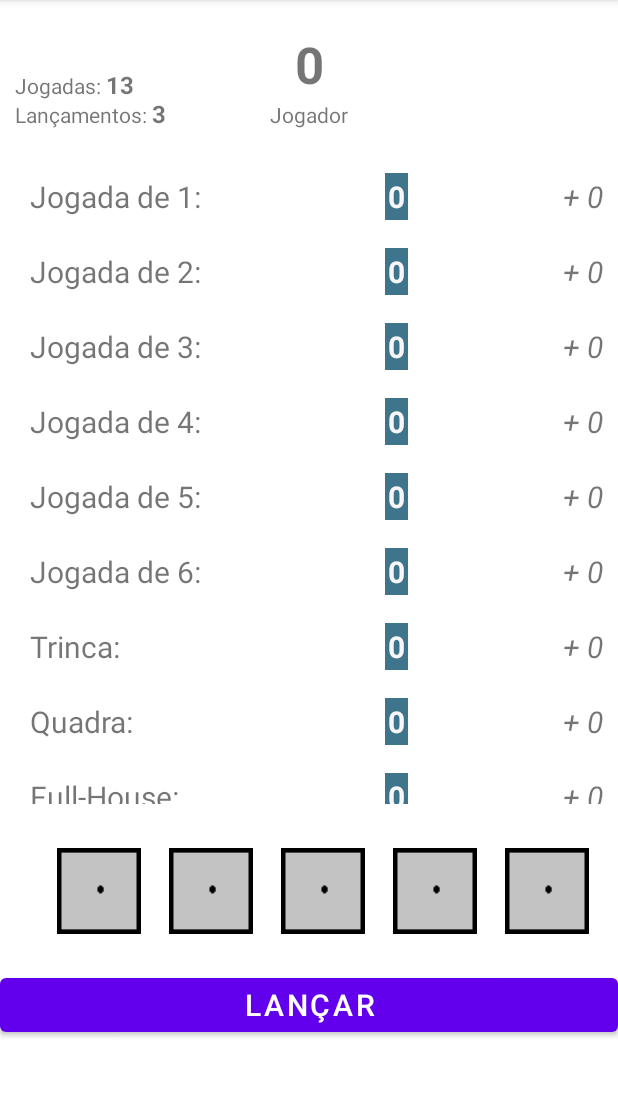
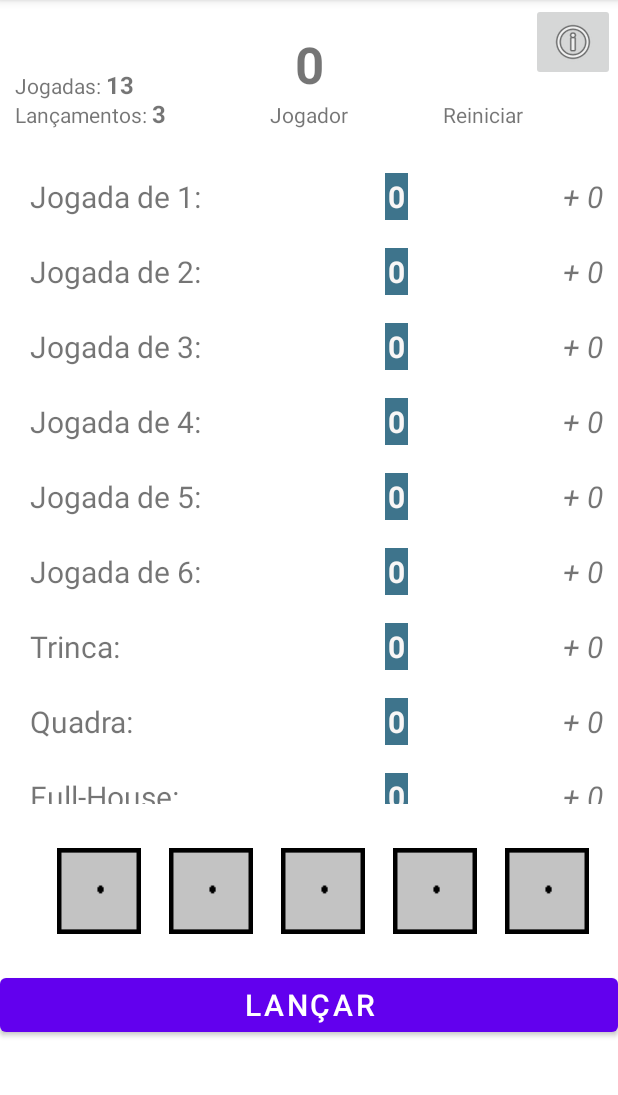
Before and after one commit to dduartevla/Yahtzee, an Android app: the screen it shows after launch (MainActivity), on a phone screen of 412 x 824 dp, the part 84-1179 px from its top. Run offline under Robolectric (Android 15) with nearby library versions, the phone set to English and light mode, and no system bars.

Commit message:
Reiniciar o Jogo funcionando.

```diff
--- a/app/src/main/java/ufjf/dcc/debora/yahtzee/Jogada.java
+++ b/app/src/main/java/ufjf/dcc/debora/yahtzee/Jogada.java
@@ -4,11 +4,13 @@ public class Jogada {
     private final String nome;
     private Integer pontos;
     private Integer visualisaPontos;
+    private boolean lancada;
 
-    public Jogada (String nome){
+    public Jogada (String nome, int pontos){
         this.nome = nome;
-        this.pontos = 0;
+        this.pontos = pontos;
         this.visualisaPontos = 0;
+        this.lancada = false;
     }
 
     public String getNome() {
@@ -26,4 +28,12 @@ public class Jogada {
     public void setVisualisaPontos(Integer pontos) {this.visualisaPontos = pontos;}
 
     public Integer getVisualisaPontos() {return this.visualisaPontos;}
+
+    public boolean isLancada() {
+        return lancada;
+    }
+
+    public void setLancada(boolean lancada) {
+        this.lancada = lancada;
+    }
 }
--- a/app/src/main/java/ufjf/dcc/debora/yahtzee/JogadaAdapter.java
+++ b/app/src/main/java/ufjf/dcc/debora/yahtzee/JogadaAdapter.java
@@ -82,8 +82,7 @@ public class JogadaAdapter extends RecyclerView.Adapter<JogadaAdapter.JogadaView
             itemView.setOnClickListener(new View.OnClickListener() {
                 @Override
                 public void onClick(View v) {
-                    listener.onJogadaClick(v,getAdapterPosition());
-
+                    listener.onJogadaClick(v,getAdapterPosition(),textViewCalculaPontos);
 
                 }
 
@@ -98,7 +97,7 @@ public class JogadaAdapter extends RecyclerView.Adapter<JogadaAdapter.JogadaView
     }
 
     public interface OnJogadaClickListener{
-        void onJogadaClick(View view,int position);
+        void onJogadaClick(View view,int position, TextView textView);
         void setCliclableView(View view, int position);
     }
 }
--- a/app/src/main/java/ufjf/dcc/debora/yahtzee/JogadasRepositorio.java
+++ b/app/src/main/java/ufjf/dcc/debora/yahtzee/JogadasRepositorio.java
@@ -28,13 +28,58 @@ public class JogadasRepositorio {
     private final String LANCAMENTOS_RESTANTES_KEY = "LANCAMENTOS_RESTANTES_KEY";
 
 
-    //esquece vou ter que fazer uma por uma
+
     public JogadasRepositorio(Context context){
         this.context = context;
         preferences = context.getSharedPreferences(PREFERENCES_NAME, Context.MODE_PRIVATE);
 
         setJogadasRestantes(13);
         setLancamentosRestantes(3);
+    }
+
+    //limparepositorio
+
+    public void limpaRepositorio(){
+
+        SharedPreferences.Editor editor = preferences.edit();
+        editor.clear();
+        editor.apply();
+        /*
+        setJogadasRestantes(13);
+        setLancamentosRestantes(3);
+        zeraPontos();
+
+
+
+        SharedPreferences.Editor editor = preferences.edit();
+        editor.putInt(JOGADA_DE_UM_KEY, 0);
+        editor.apply();
+        editor.putInt(JOGADA_DE_DOIS_KEY, 0);
+        editor.apply();
+        editor.putInt(JOGADA_DE_TRES_KEY, 0);
+        editor.apply();
+        editor.putInt(JOGADA_DE_QUATRO_KEY, 0);
+        editor.apply();
+        editor.putInt(JOGADA_DE_CINCO_KEY, 0);
+        editor.apply();
+        editor.putInt(JOGADA_DE_SEIS_KEY, 0);
+        editor.apply();
+        editor.putInt(TRINCA_KEY, 0);
+        editor.apply();
+        editor.putInt(QUADRA_KEY, 0);
+        editor.apply();
+        editor.putInt(FULLHOUSE_KEY, 0);
+        editor.apply();
+        editor.putInt(SEQUENCIA_ALTA_KEY, 0);
+        editor.apply();
+        editor.putInt(SEQUENCIA_BAIXA_KEY, 0);
+        editor.apply();
+        editor.putInt(GENERAL_KEY, 0);
+        editor.apply();
+
+         */
+
+
     }
 
     // gets
@@ -98,6 +143,12 @@ public class JogadasRepositorio {
 
 
     //Sets
+
+    public void zeraPontos(){
+        SharedPreferences.Editor editor = preferences.edit();
+        editor.putInt(PONTOS_KEY,0);
+        editor.apply();
+    }
 
     public  void setJogadasRestantes(int jogadasRestantes){
         SharedPreferences.Editor editor = preferences.edit();
--- a/app/src/main/java/ufjf/dcc/debora/yahtzee/MainActivity.java
+++ b/app/src/main/java/ufjf/dcc/debora/yahtzee/MainActivity.java
@@ -1,14 +1,17 @@
 package ufjf.dcc.debora.yahtzee;
 
+import androidx.appcompat.app.AlertDialog;
 import androidx.appcompat.app.AppCompatActivity;
 import androidx.recyclerview.widget.LinearLayoutManager;
 import androidx.recyclerview.widget.RecyclerView;
 
 import android.annotation.SuppressLint;
+import android.content.DialogInterface;
 import android.os.Bundle;
 import android.view.View;
 import android.widget.Button;
 import android.widget.TextView;
+import android.widget.Toast;
 
 import java.util.ArrayList;
 import java.util.List;
@@ -75,9 +78,11 @@ public class MainActivity extends AppCompatActivity {
         textViewJogadasRestantes.setText(repo.getJogadasRestantes().toString());
         textViewLancamentosRestantes.setText(repo.getLancamentosRestantes().toString());
 
-        criaJogadas();
+
         dados = new ArrayList<Dado>();
         iniciaDados();
+        setJogadasRepo();
+        criaJogadas();
 
         recyclerViewJogadas = findViewById(R.id.recyclerViewJogadas);
         recyclerViewDados = findViewById(R.id.recyclerViewDados);
@@ -118,7 +123,7 @@ public class MainActivity extends AppCompatActivity {
         //listener de Jogadas
         listenerJogadas = new JogadaAdapter.OnJogadaClickListener() {
             @Override
-            public void onJogadaClick(View view, int position) {
+            public void onJogadaClick(View view, int position, TextView textViewJ) {
 
                 repo.setLancamentosRestantes(3);
                 repo.decJogadasRestantes();
@@ -126,93 +131,110 @@ public class MainActivity extends AppCompatActivity {
                 textViewJogadasRestantes.setText(repo.getJogadasRestantes().toString());
 
                 iniciaDados(); //reinicia os dados, mas não muda as imagens
-                destravaDados(); //destrava os dados travados
-
-                //reinicia o recylerView dos dados
                 dadosAdapter = new DadosAdapter(dados,listenerDados);
                 recyclerViewDados.setAdapter(dadosAdapter);
 
-                if (viewClicked[position] == true){ // impede mais de um clicque na mesma jogada
-                    //lançar mensagem para usuário aqui
+                //reinicia o recylerView dos dados
+                dadosAdapter.notifyDataSetChanged();
+
+                if (jogadas.get(position).isLancada() == true){ // impede mais de um clicque na mesma jogada
+                    Toast.makeText(MainActivity.this,"Jogada já marcada!" ,Toast.LENGTH_SHORT).show();
                 } else {
-                    viewClicked[position] = true;
+                    jogadas.get(position).setLancada(true);
 
                     switch (position) {
                         case 0:
                             jogadas.get(position).setPontos(jogadaDeUm);
                             repo.setJogadaDeUm(jogadaDeUm);
                             repo.incPontos(jogadaDeUm);
+                            Toast.makeText(MainActivity.this,"Você marcou " + jogadaDeUm + " pontos na Jogada de Um." ,Toast.LENGTH_SHORT).show();
                             break;
 
                         case 1:
                             jogadas.get(position).setPontos(jogadaDeDois);
                             repo.setJogadaDeDois(jogadaDeDois);
                             repo.incPontos(jogadaDeDois);
+                            Toast.makeText(MainActivity.this,"Você marcou " + jogadaDeDois + " pontos na Jogada de Dois." ,Toast.LENGTH_SHORT).show();
                             break;
 
                         case 2:
                             jogadas.get(position).setPontos(jogadaDeTres);
                             repo.setJogadaDeTres(jogadaDeTres);
                             repo.incPontos(jogadaDeTres);
+                            Toast.makeText(MainActivity.this,"Você marcou " + jogadaDeTres + " pontos na Jogada de Três." ,Toast.LENGTH_SHORT).show();
                             break;
 
                         case 3:
                             jogadas.get(position).setPontos(jogadaDeQuatro);
                             repo.setJogadaDeQuatro(jogadaDeQuatro);
                             repo.incPontos(jogadaDeQuatro);
+                            Toast.makeText(MainActivity.this,"Você marcou " + jogadaDeQuatro + " pontos na Jogada de Quatro." ,Toast.LENGTH_SHORT).show();
                             break;
 
                         case 4:
                             jogadas.get(position).setPontos(jogadaDeCinco);
                             repo.setJogadaDeCinco(jogadaDeCinco);
                             repo.incPontos(jogadaDeCinco);
+                            Toast.makeText(MainActivity.this,"Você marcou " + jogadaDeCinco + " pontos na Jogada de Cinco." ,Toast.LENGTH_SHORT).show();
                             break;
 
                         case 5:
                             jogadas.get(position).setPontos(jogadaDeSeis);
                             repo.setJogadaDeSeis(jogadaDeSeis);
                             repo.incPontos(jogadaDeSeis);
+                            Toast.makeText(MainActivity.this,"Você marcou " + jogadaDeSeis + " pontos na Jogada de Seis." ,Toast.LENGTH_SHORT).show();
                             break;
 
                         case 6:
                             jogadas.get(position).setPontos(trinca);
                             repo.setTrinca(trinca);
                             repo.incPontos(trinca);
+                            Toast.makeText(MainActivity.this,"Você marcou " + trinca + " pontos na jagada Trinca." ,Toast.LENGTH_SHORT).show();
                             break;
 
                         case 7:
                             jogadas.get(position).setPontos(quadra);
                             repo.setQuadra(quadra);
                             repo.incPontos(quadra);
+                            Toast.makeText(MainActivity.this,"Você marcou " + quadra + " pontos na jogada Quadra." ,Toast.LENGTH_SHORT).show();
                             break;
 
                         case 8:
                             jogadas.get(position).setPontos(fullhouse);
                             repo.setFullhouse(fullhouse);
                             repo.incPontos(fullhouse);
+                            Toast.makeText(MainActivity.this,"Você marcou " + fullhouse + " pontos na jogada Full-House." ,Toast.LENGTH_SHORT).show();
                             break;
 
                         case 9:
                             jogadas.get(position).setPontos(sequenciaAlta);
                             repo.setSequenciaAlta(sequenciaAlta);
                             repo.incPontos(sequenciaAlta);
+                            Toast.makeText(MainActivity.this,"Você marcou " + sequenciaAlta + " pontos na jogada Sequência Alta." ,Toast.LENGTH_SHORT).show();
                             break;
 
                         case 10:
                             jogadas.get(position).setPontos(sequenciaBaixa);
                             repo.setSequenciaBaixa(sequenciaBaixa);
                             repo.incPontos(sequenciaBaixa);
+                            Toast.makeText(MainActivity.this,"Você marcou " + sequenciaBaixa + " pontos na jogada Sequência Baixa." ,Toast.LENGTH_SHORT).show();
                             break;
 
                         case 11:
                             jogadas.get(position).setPontos(general);
                             repo.setGeneral(general);
                             repo.incPontos(general);
+                            Toast.makeText(MainActivity.this,"Você marcou " + general + " pontos na jogada General." ,Toast.LENGTH_SHORT).show();
                             break;
                     }
+
                     textViewPontos.setText(repo.getPontos().toString());
+                    textViewJ.setText("X");
                     jogadaAdapter.notifyItemChanged(position);
                     jogadaAdapter.setClickable(false);
+                    if (repo.getJogadasRestantes() == 0){
+                        reinicia();
+                    }
                 }
 
             }
@@ -226,6 +248,66 @@ public class MainActivity extends AppCompatActivity {
 
         jogadaAdapter = new JogadaAdapter(jogadas,listenerJogadas);
         recyclerViewJogadas.setAdapter(jogadaAdapter);
+
+    }
+
+    public void setJogadasRepo(){
+         jogadaDeUm = repo.getJogadaDeUm();
+         jogadaDeDois = repo.getJogadaDeDois();
+         jogadaDeTres = repo.getJogadaDeTres();
+         jogadaDeQuatro = repo.getJogadaDeQuatro();
+         jogadaDeCinco = repo.getJogadaDeCinco();
+         jogadaDeSeis = repo.getJogadaDeSeis();
+         trinca = repo.getTrinca();
+         quadra = repo.getQuadra();
+         fullhouse = repo.getFullhouse();
+         sequenciaAlta = repo.getSequenciaAlta();
+         sequenciaBaixa = repo.getSequenciaBaixa();
+         general = repo.getGeneral();
+
+    }
+
+    public void botaoReiniciarClick(View view){
+        reinicia();
+    }
+
+    public void reinicia(){
+        AlertDialog.Builder dialogBuilder = new AlertDialog.Builder(this);
+        dialogBuilder.setTitle("Reiniciar o Jogo");
+        dialogBuilder.setMessage("Deseja reiniciar o jogo?");
+        dialogBuilder.setPositiveButton("Reiniciar",
+                new DialogInterface.OnClickListener() {
+                    @Override
+                    public void onClick(DialogInterface dialog, int which) {
+                        iniciaJogo();
+                    }
+                }
+        );
+        dialogBuilder.create();
+        dialogBuilder.show();
+    }
+
+    private void iniciaJogo(){
+        repo.limpaRepositorio();
+        System.out.println(repo.getJogadaDeUm());
+        jogadas.clear();
+        setJogadasRepo();
+        criaJogadas();
+        dados.clear();
+        iniciaDados();
+
+
+        jogadaAdapter = new JogadaAdapter(jogadas,listenerJogadas);
+        recyclerViewJogadas.setAdapter(jogadaAdapter);
+
+        textViewJogadasRestantes.setText(repo.getJogadasRestantes().toString());
+        textViewLancamentosRestantes.setText(repo.getLancamentosRestantes().toString());
+        textViewPontos.setText(repo.getPontos().toString());
+
+
+        if (jogadaAdapter.getClickable() == false){
+            jogadaAdapter.setClickable(true);
+        }
 
     }
 
@@ -267,18 +349,18 @@ public class MainActivity extends AppCompatActivity {
     public void criaJogadas(){
         jogadas = new ArrayList<Jogada>();
 
-        jogadas.add(new Jogada("Jogada de 1: "));
-        jogadas.add(new Jogada("Jogada de 2: "));
-        jogadas.add(new Jogada("Jogada de 3: "));
-        jogadas.add(new Jogada("Jogada de 4: "));
-        jogadas.add(new Jogada("Jogada de 5: "));
-        jogadas.add(new Jogada("Jogada de 6: "));
-        jogadas.add(new Jogada("Trinca: "));
-        jogadas.add(new Jogada("Quadra: "));
-        jogadas.add(new Jogada("Full-House: "));
-        jogadas.add(new Jogada("Sequencia Alta: "));
-        jogadas.add(new Jogada("Sequencia Baixa: "));
-        jogadas.add(new Jogada("General: "));
+        jogadas.add(new Jogada("Jogada de 1: ", jogadaDeUm));
+        jogadas.add(new Jogada("Jogada de 2: ", jogadaDeDois));
+        jogadas.add(new Jogada("Jogada de 3: ", jogadaDeTres));
+        jogadas.add(new Jogada("Jogada de 4: ", jogadaDeQuatro));
+        jogadas.add(new Jogada("Jogada de 5: ", jogadaDeCinco));
+        jogadas.add(new Jogada("Jogada de 6: ", jogadaDeSeis));
+        jogadas.add(new Jogada("Trinca: ", trinca));
+        jogadas.add(new Jogada("Quadra: ", quadra));
+        jogadas.add(new Jogada("Full-House: ", fullhouse));
+        jogadas.add(new Jogada("Sequencia Alta: ", sequenciaAlta));
+        jogadas.add(new Jogada("Sequencia Baixa: ", sequenciaBaixa));
+        jogadas.add(new Jogada("General: ", general));
 
         //sharedpreferences aqui testa null no início
 
@@ -350,9 +432,7 @@ public class MainActivity extends AppCompatActivity {
             jogadas.get(11).setVisualisaPontos(general);
 
             //apresenta os pontos para visualização para o usuário
-            for (int i=0; i<jogadas.size(); i++){
-                jogadaAdapter.notifyItemChanged(i);
-            }
+            jogadaAdapter.notifyDataSetChanged();
 
         }
     }
--- a/app/src/main/res/layout/activity_main.xml
+++ b/app/src/main/res/layout/activity_main.xml
@@ -11,6 +11,7 @@
         android:layout_width="0dp"
         android:layout_height="430dp"
         android:layout_marginTop="20dp"
+        android:onClick="Reinicia"
         app:layout_constraintEnd_toEndOf="parent"
         app:layout_constraintStart_toStartOf="parent"
         app:layout_constraintTop_toBottomOf="@+id/textViewJogador" />
@@ -100,4 +101,24 @@
         app:layout_constraintBottom_toTopOf="@+id/textViewLancamentosRestantes"
         app:layout_constraintStart_toStartOf="parent" />
 
+    <TextView
+        android:id="@+id/textViewReiniciar"
+        android:layout_width="wrap_content"
+        android:layout_height="wrap_content"
+        android:onClick="botaoReiniciarClick"
+        android:text="Reiniciar"
+        app:layout_constraintBottom_toBottomOf="@+id/textViewJogador"
+        app:layout_constraintEnd_toEndOf="parent"
+        app:layout_constraintStart_toEndOf="@+id/textViewJogador" />
+
+    <ImageButton
+        android:id="@+id/imageButton"
+        android:layout_width="wrap_content"
+        android:layout_height="wrap_content"
+        android:layout_marginTop="2dp"
+        android:layout_marginEnd="2dp"
+        app:layout_constraintEnd_toEndOf="parent"
+        app:layout_constraintTop_toTopOf="parent"
+        app:srcCompat="@android:drawable/ic_menu_info_details" />
+
 </androidx.constraintlayout.widget.ConstraintLayout>
```
